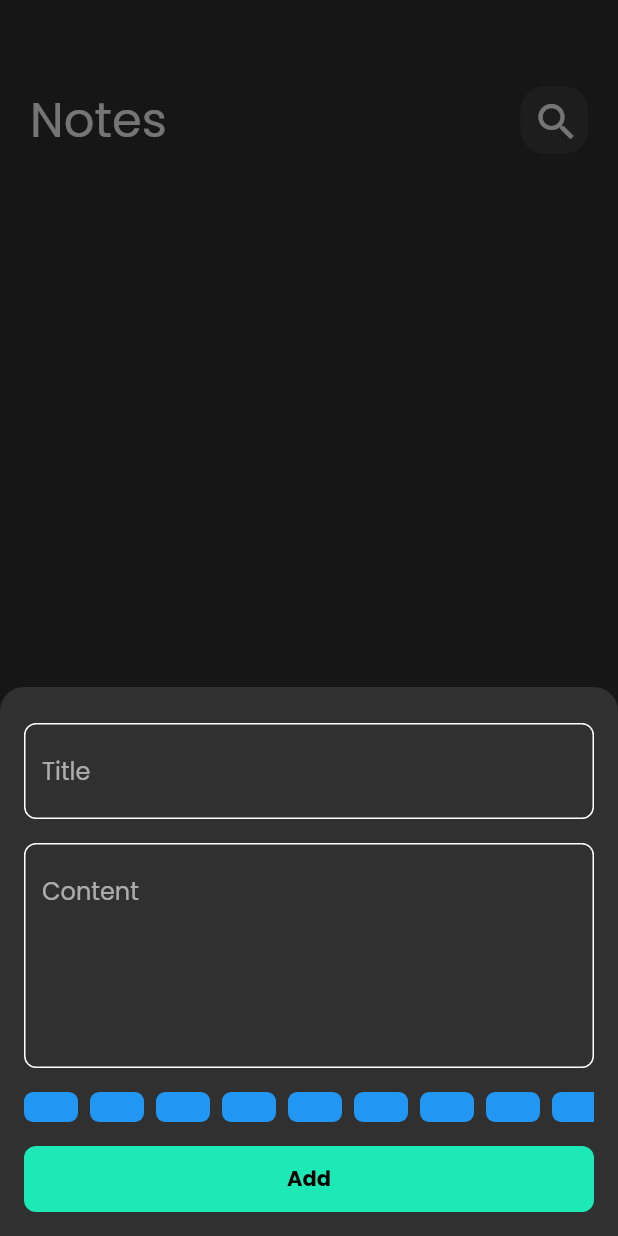
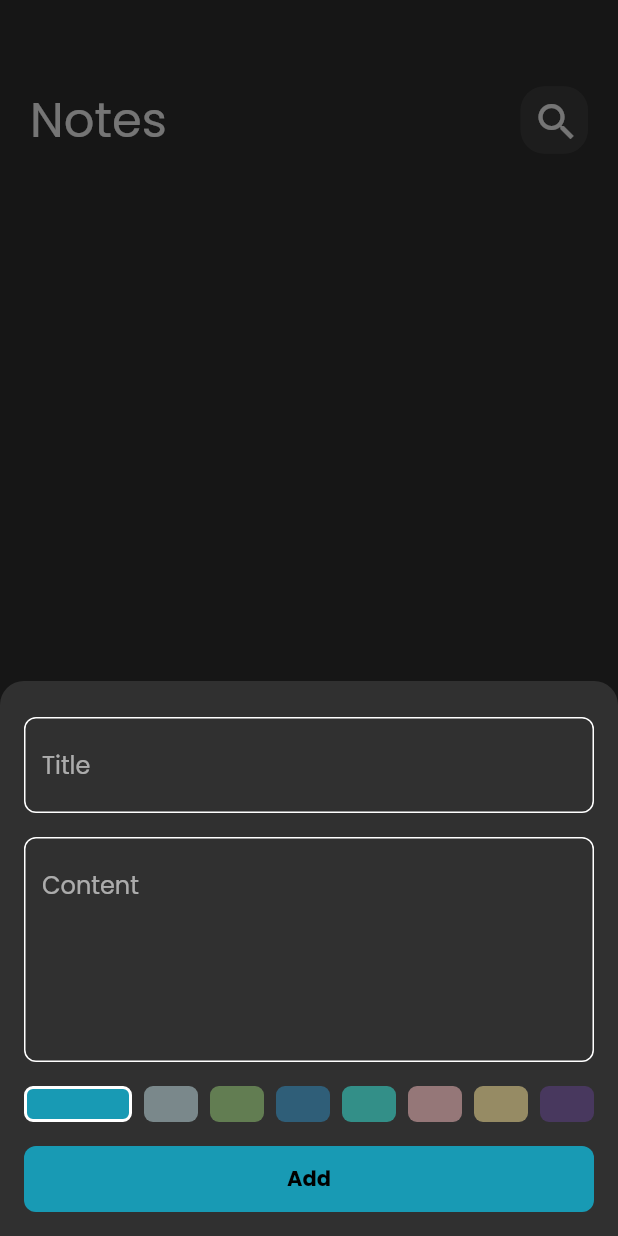
Before and after one commit to moh-eltabei/Noto, a Flutter app: the screen it shows after launch, after a tap on the "add" icon, on a phone screen of 412 x 824 dp. Run offline on Flutter 3.47's test engine with Material 2 defaults, Android fonts, the phone set to English and light mode, and no system bars; our stand-ins replace bloc, flutter_bloc, hive, hive_flutter; accounts and stored records are empty.

```diff
--- a/lib/const.dart
+++ b/lib/const.dart
@@ -1,4 +1,19 @@
 import 'package:flutter/material.dart';
 
-const kPrimaryColor = Color.fromRGBO(29, 233, 182, 1);
+const kPrimaryColor = Color(0xff189AB4);
+const kBlackColor = Colors.black;
+const kWhitColore = Colors.white;
 const kOpenNoteBox = 'note_box';
+List<Color> kColors = const [
+  Color(0xff189AB4),
+  Color(0xffC3E0E5),
+  Color(0xff94C973),
+  Color(0xff2E8BC0),
+  Color(0xff36EEE0),
+  Color(0xffF9BDC0),
+  Color(0xffFBE698),
+  Color(0xff603F8B),
+  Color(0xffFFA384),
+  Color(0xffC197D2),
+  Color(0xff8F3B76),
+];
--- a/lib/cubit/add_notes_cubit/add_notes_cubit.dart
+++ b/lib/cubit/add_notes_cubit/add_notes_cubit.dart
@@ -1,6 +1,6 @@
 import 'package:bloc/bloc.dart';
+import 'package:flutter/material.dart';
 import 'package:hive_flutter/hive_flutter.dart';
-import 'package:meta/meta.dart';
 
 import '../../const.dart';
 import '../../model/note_model.dart';
@@ -9,8 +9,9 @@ part 'add_notes_state.dart';
 
 class AddNotesCubit extends Cubit<AddNotesState> {
   AddNotesCubit() : super(AddNotesInitial());
-
+  Color color = const Color(0xff189AB4);
   addNote(NoteModel note) async {
+    note.color = color.value;
     emit(AddNotesLoading());
     try {
       var noteBox = Hive.box<NoteModel>(kOpenNoteBox);
--- a/lib/main.dart
+++ b/lib/main.dart
@@ -26,7 +26,6 @@ class NotoApp extends StatelessWidget {
       child: MaterialApp(
         debugShowCheckedModeBanner: false,
         theme: ThemeData(
-          primaryColor: kPrimaryColor,
           brightness: Brightness.dark,
           fontFamily: 'Poppins',
         ),
--- a/lib/pages/notes_page.dart
+++ b/lib/pages/notes_page.dart
@@ -3,6 +3,7 @@ import 'package:flutter_bloc/flutter_bloc.dart';
 import 'package:noto/cubit/notes_list_cubit/notes_list_cubit.dart';
 import 'package:noto/widgets/custom_app_body.dart';
 
+import '../const.dart';
 import '../widgets/app_bar.dart';
 import 'add_new_note.dart';
 import '../widgets/notes_list_view.dart';
@@ -14,6 +15,7 @@ class NotesPage extends StatelessWidget {
   Widget build(BuildContext context) {
     return CustomAppBody(
       floatingActionButton: FloatingActionButton(
+        backgroundColor: kPrimaryColor,
         onPressed: () {
           showModalBottomSheet(
               isScrollControlled: true,
--- a/lib/widgets/add_notes_form.dart
+++ b/lib/widgets/add_notes_form.dart
@@ -4,7 +4,7 @@ import 'package:noto/model/note_model.dart';
 import 'package:intl/intl.dart';
 
 import '../cubit/add_notes_cubit/add_notes_cubit.dart';
-import 'colors_list_view.dart';
+import 'color_list_view_button_sheet.dart';
 import 'custom_button.dart';
 import 'custom_text_field.dart';
 
@@ -45,7 +45,7 @@ class _AddNoteFormState extends State<AddNoteForm> {
               subTitle = value;
             },
           ),
-          const ColorListView(),
+          const ColorListViewButtonSheet(),
           BlocBuilder<AddNotesCubit, AddNotesState>(
             builder: (context, state) {
               return CustomButton(
@@ -60,7 +60,7 @@ class _AddNoteFormState extends State<AddNoteForm> {
                         title: title!,
                         subTitle: subTitle!,
                         date: formattedDate,
-                        color: Colors.blue.withOpacity(.8).value);
+                        color: const Color(0xff189AB4).value);
                     BlocProvider.of<AddNotesCubit>(context).addNote(noteModel);
                   } else {
                     autovalidateMode = AutovalidateMode.always;
--- a/lib/widgets/app_bar.dart
+++ b/lib/widgets/app_bar.dart
@@ -1,4 +1,5 @@
 import 'package:flutter/material.dart';
+import 'package:noto/const.dart';
 
 class CustomAppBar extends StatelessWidget {
   const CustomAppBar({super.key, required this.title, required this.icon, required this.onPressed});
@@ -24,7 +25,7 @@ class CustomAppBar extends StatelessWidget {
             height: 45,
             width: 45,
             decoration: BoxDecoration(
-              color: Colors.white.withOpacity(.08),
+              color: kWhitColore.withOpacity(.08),
               borderRadius: BorderRadius.circular(
                 16,
               ),
--- /dev/null
+++ b/lib/widgets/color_list_view_button_sheet.dart
@@ -0,0 +1,87 @@
+import 'package:flutter/material.dart';
+import 'package:flutter_bloc/flutter_bloc.dart';
+import 'package:noto/cubit/add_notes_cubit/add_notes_cubit.dart';
+
+import '../const.dart';
+
+class ColorListViewButtonSheet extends StatefulWidget {
+  const ColorListViewButtonSheet({super.key});
+
+  @override
+  State<ColorListViewButtonSheet> createState() =>
+      _ColorListViewButtonSheetState();
+}
+
+class _ColorListViewButtonSheetState extends State<ColorListViewButtonSheet> {
+  int currentIndex = 0;
+  @override
+  Widget build(BuildContext context) {
+    return Padding(
+      padding: const EdgeInsets.symmetric(vertical: 16),
+      child: SizedBox(
+        height: 24,
+        child: ListView.builder(
+          scrollDirection: Axis.horizontal,
+          itemCount: kColors.length,
+          itemBuilder: (BuildContext context, int index) {
+            return GestureDetector(
+              onTap: () {
+                currentIndex = index;
+                BlocProvider.of<AddNotesCubit>(context).color = kColors[index];
+                setState(() {});
+              },
+              child: ColorItem(
+                color: kColors[index],
+                isSelect: currentIndex == index,
+              ),
+            );
+          },
+        ),
+      ),
+    );
+  }
+}
+
+class ColorItem extends StatelessWidget {
+  const ColorItem({super.key, required this.isSelect, required this.color});
+  final bool isSelect;
+  final Color color;
+  @override
+  Widget build(BuildContext context) {
+    return isSelect
+        ? Container(
+            margin: const EdgeInsets.only(right: 8),
+            width: 72,
+            decoration: BoxDecoration(
+              color: color,
+              borderRadius: BorderRadius.circular(6),
+              border: Border.all(width: 2, color: Colors.white),
+            ),
+          )
+        : Container(
+            margin: const EdgeInsets.only(right: 8),
+            width: 36,
+            decoration: BoxDecoration(
+              color: color.withOpacity(.5),
+              borderRadius: BorderRadius.circular(6),
+            ),
+          );
+    // isSelect
+    //     ? Container(
+    //         margin: const EdgeInsets.only(right: 8),
+    //         width: 36,
+    //         decoration: BoxDecoration(
+    //           color: color,
+    //           borderRadius: BorderRadius.circular(6),
+    //         ),
+    //       )
+    //     : Container(
+    //         margin: const EdgeInsets.only(right: 8),
+    //         width: 36,
+    //         decoration: BoxDecoration(
+    //           color: color.withOpacity(.2),
+    //           borderRadius: BorderRadius.circular(6),
+    //         ),
+    //       );
+  }
+}
--- a/lib/widgets/colors_list_view.dart
+++ /dev/null
@@ -1,38 +0,0 @@
-import 'package:flutter/material.dart';
-
-class ColorListView extends StatelessWidget {
-  const ColorListView({super.key});
-
-  @override
-  Widget build(BuildContext context) {
-    return Padding(
-      padding: const EdgeInsets.symmetric(vertical: 16),
-      child: SizedBox(
-        height: 20,
-        child: ListView.builder(
-          scrollDirection: Axis.horizontal,
-          itemCount: 20,
-          itemBuilder: (BuildContext context, int index) {
-            return const ColorItem();
-          },
-        ),
-      ),
-    );
-  }
-}
-
-class ColorItem extends StatelessWidget {
-  const ColorItem({super.key});
-
-  @override
-  Widget build(BuildContext context) {
-    return Container(
-      margin: const EdgeInsets.only(right: 8),
-      width: 36,
-      decoration: BoxDecoration(
-        color: Colors.blue,
-        borderRadius: BorderRadius.circular(6),
-      ),
-    );
-  }
-}
--- a/lib/widgets/custom_button.dart
+++ b/lib/widgets/custom_button.dart
@@ -31,13 +31,13 @@ class CustomButton extends StatelessWidget {
                 height: 24,
                 width: 24,
                 child: CircularProgressIndicator(
-                  color: Colors.black,
+                  color: kBlackColor,
                 ),
               )
             : const Text(
                 'Add',
                 style: TextStyle(
-                  color: Colors.black,
+                  color: kBlackColor,
                   fontWeight: FontWeight.bold,
                 ),
               ),
@@ -59,13 +59,13 @@ class CustomButton extends StatelessWidget {
     //               height: 24,
     //               width: 24,
     //               child: CircularProgressIndicator(
-    //                 color: Colors.black,
+    //                 color: kBlackColor,
     //               ),
     //             )
     //           : const Text(
     //               'Add',
     //               style: TextStyle(
-    //                 color: Colors.black,
+    //                 color:kBlackColor,
     //                 fontSize: 20,
     //               ),
     //             ),
--- a/lib/widgets/custom_text_field.dart
+++ b/lib/widgets/custom_text_field.dart
@@ -35,9 +35,7 @@ class CustomTextFormFiled extends StatelessWidget {
         alignLabelWithHint: true,
         hintText: hintText,
         labelText: hintText,
-        hintStyle: const TextStyle(color: Colors.grey),
-        // labelStyle: const TextStyle(color: kPrimaryColor),
-        border: customBorder(kPrimaryColor),
+        border: customBorder(),
         enabledBorder: customBorder(),
         focusedBorder: customBorder(kPrimaryColor),
       ),
@@ -50,7 +48,7 @@ class CustomTextFormFiled extends StatelessWidget {
         8,
       ),
       borderSide: BorderSide(
-        color: color ?? Colors.white,
+        color: color ?? kWhitColore,
       ),
     );
   }
```
Also changed, not shown: lib/pages/edit_note_page.dart (+4 -3 lines), lib/widgets/edit_note_body.dart (deleted, +0 -17 lines), lib/widgets/edit_note_color.dart (added, +50 -0 lines), lib/widgets/note_item.dart (+5 -4 lines).
